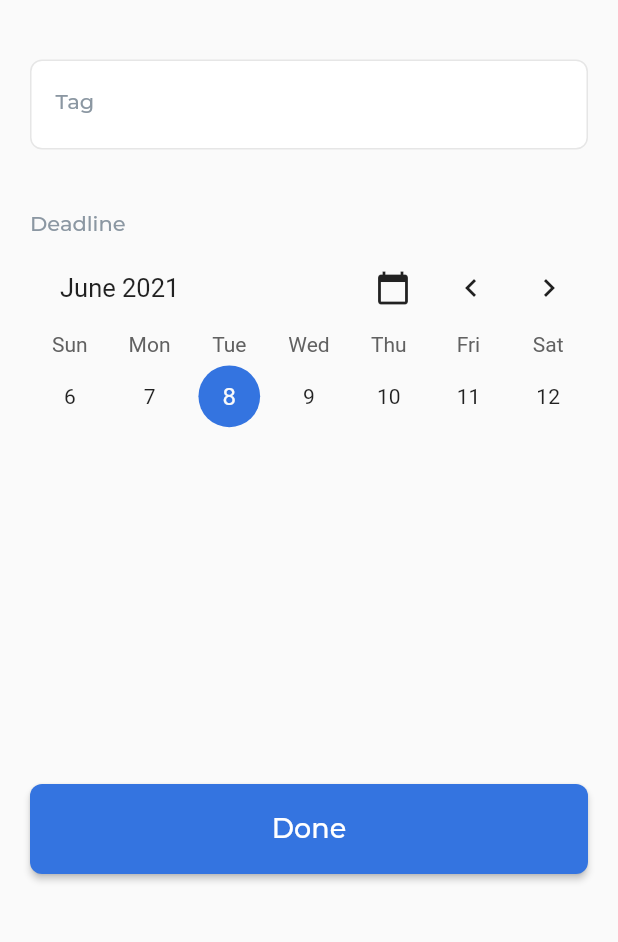
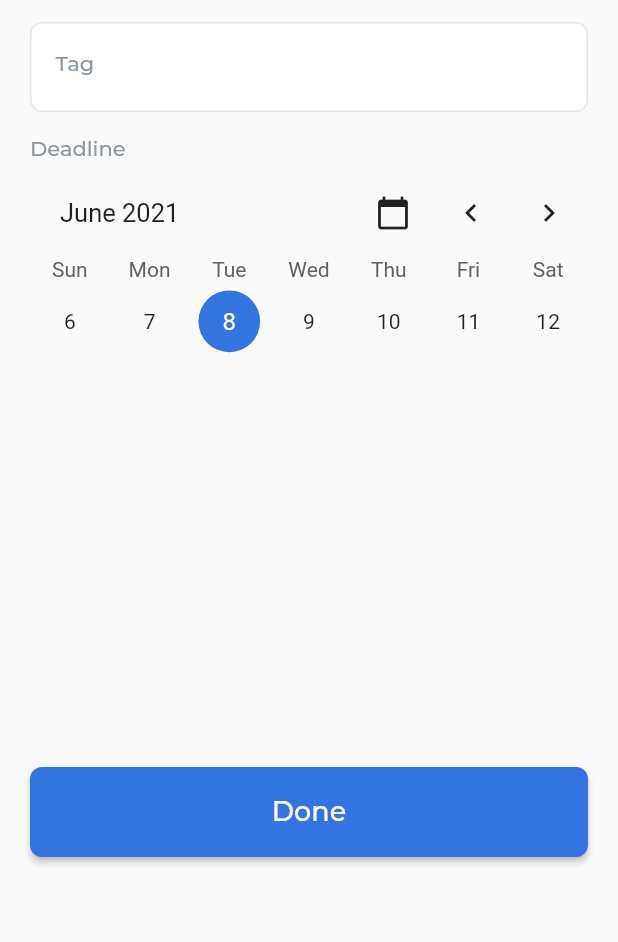
Before and after one commit to TimskiB/MyTodo, a Flutter app: the CreateTaskWidget screen opened directly, after a tap on "Done", on a phone screen of 412 x 824 dp, the part 272-1214 px from its top. Run offline on Flutter 3.47's test engine with Material 2 defaults, Android fonts, the phone set to English and light mode, and no system bars; drawn by our look-alikes of auto_size_text, table_calendar; our stand-ins replace built_collection, built_value, cloud_firestore, equatable, firebase_core, font_awesome_flutter and 3 more; missing offline and left inert: json_path; accounts and stored records are empty; generated files the repository leaves out were written again; network calls fail.

Commit message:
Updating to latest FlutterFlow output.

```diff
--- a/lib/create_task/create_task_widget.dart
+++ b/lib/create_task/create_task_widget.dart
@@ -6,6 +6,7 @@ import '../flutter_flow/flutter_flow_util.dart';
 import '../flutter_flow/flutter_flow_widgets.dart';
 import '../home_page/home_page_widget.dart';
 import '../tasks/tasks_widget.dart';
+import '../tasks_copy/tasks_copy_widget.dart';
 import 'package:cloud_firestore/cloud_firestore.dart';
 import 'package:flutter/material.dart';
 import 'package:google_fonts/google_fonts.dart';
@@ -165,7 +166,7 @@ class _CreateTaskWidgetState extends State<CreateTaskWidget> {
               ),
             ),
             Padding(
-              padding: EdgeInsets.fromLTRB(0, 40, 0, 0),
+              padding: EdgeInsets.fromLTRB(0, 15, 0, 0),
               child: Row(
                 mainAxisSize: MainAxisSize.max,
                 children: [
@@ -232,7 +233,7 @@ class _CreateTaskWidgetState extends State<CreateTaskWidget> {
               ),
             ),
             Padding(
-              padding: EdgeInsets.fromLTRB(0, 40, 0, 0),
+              padding: EdgeInsets.fromLTRB(0, 15, 0, 0),
               child: Text(
                 'Deadline',
                 style: FlutterFlowTheme.subtitle1.override(
@@ -273,14 +274,15 @@ class _CreateTaskWidgetState extends State<CreateTaskWidget> {
                       );
 
                       await TasksRecord.collection.doc().set(tasksRecordData);
-                      await Navigator.push(
+                      await Navigator.pushAndRemoveUntil(
                         context,
                         PageTransition(
                           type: PageTransitionType.rightToLeft,
-                          duration: Duration(milliseconds: 50),
-                          reverseDuration: Duration(milliseconds: 50),
-                          child: TasksWidget(),
+                          duration: Duration(milliseconds: 300),
+                          reverseDuration: Duration(milliseconds: 300),
+                          child: TasksCopyWidget(),
                         ),
+                        (r) => false,
                       );
                     },
                     text: 'Done',
```
Also changed, not shown: lib/home_page/home_page_widget.dart (+4 -3 lines).
